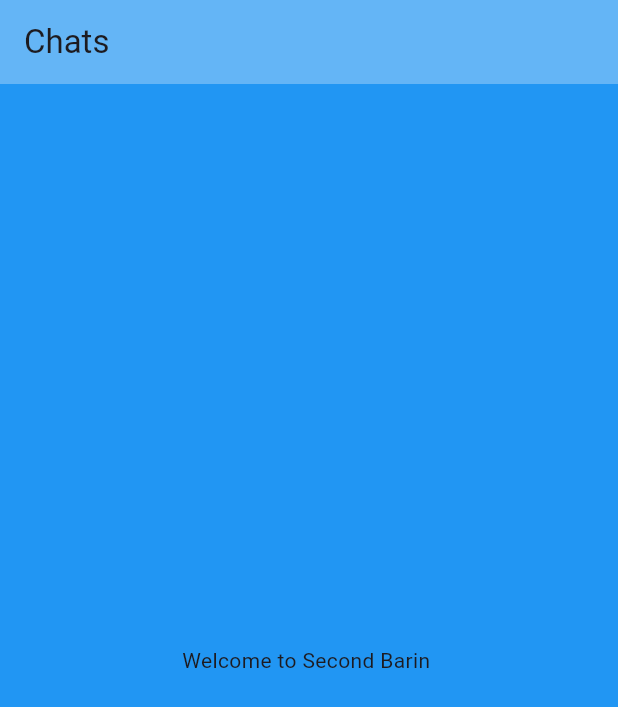
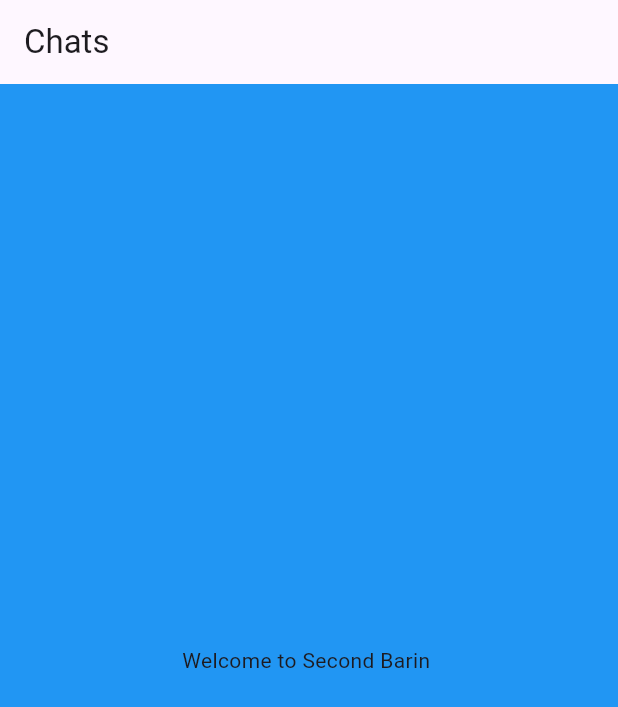
Before and after one commit to Sahilyadav9149/second_brain, a Flutter app: the screen it shows after launch, on a phone screen of 412 x 824 dp. Shown: the top 707 px of the screen. Run offline on Flutter 3.47's test engine with Material 3 defaults, Android fonts, the phone set to English and light mode, and no system bars.

Commit message:
Second Commit

```diff
--- a/lib/HomeScreen.dart
+++ b/lib/HomeScreen.dart
@@ -8,7 +8,7 @@ class Homescreen extends StatelessWidget {
     return Scaffold(
       backgroundColor: Colors.blue,
       appBar: AppBar(
-        backgroundColor: Colors.blue[300],
+        backgroundColor: Colors.blue[150],
         title: Text('Chats'),
       ),
       body: const Center(
```
